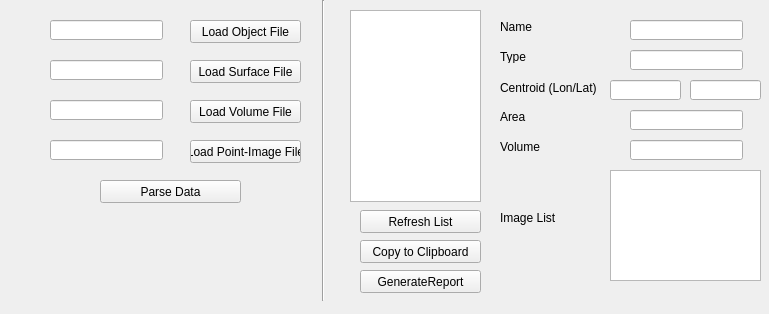
Before: the Qt Designer form ZBarCodeReader/reportgenerator.ui in UAV-Concordia/Report-Builder, drawn with Qt 5.
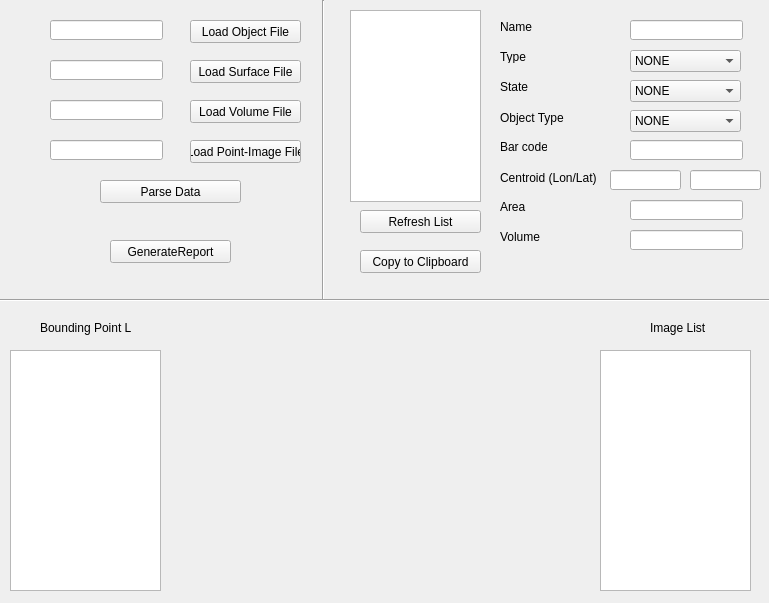
After: the same form once the commit is applied.

The edit to the form file:
```diff
--- a/ZBarCodeReader/reportgenerator.ui
+++ b/ZBarCodeReader/reportgenerator.ui
@@ -7,7 +7,7 @@
     <x>0</x>
     <y>0</y>
     <width>769</width>
-    <height>314</height>
+    <height>603</height>
    </rect>
   </property>
   <property name="windowTitle">
@@ -16,8 +16,8 @@
   <widget class="QPushButton" name="generateReport">
    <property name="geometry">
     <rect>
-     <x>360</x>
-     <y>270</y>
+     <x>110</x>
+     <y>240</y>
      <width>121</width>
      <height>23</height>
     </rect>
@@ -164,37 +164,11 @@
     <string>Name</string>
    </property>
   </widget>
-  <widget class="QLineEdit" name="featureTypeLineEdit">
-   <property name="geometry">
-    <rect>
-     <x>630</x>
-     <y>50</y>
-     <width>113</width>
-     <height>20</height>
-    </rect>
-   </property>
-   <property name="text">
-    <string/>
-   </property>
-  </widget>
-  <widget class="QLabel" name="label_2">
-   <property name="geometry">
-    <rect>
-     <x>500</x>
-     <y>50</y>
-     <width>47</width>
-     <height>13</height>
-    </rect>
-   </property>
-   <property name="text">
-    <string>Type</string>
-   </property>
-  </widget>
   <widget class="QLabel" name="label_3">
    <property name="geometry">
     <rect>
      <x>500</x>
-     <y>80</y>
+     <y>170</y>
      <width>101</width>
      <height>16</height>
     </rect>
@@ -207,7 +181,7 @@
    <property name="geometry">
     <rect>
      <x>690</x>
-     <y>80</y>
+     <y>170</y>
      <width>71</width>
      <height>20</height>
     </rect>
@@ -220,7 +194,7 @@
    <property name="geometry">
     <rect>
      <x>610</x>
-     <y>80</y>
+     <y>170</y>
      <width>71</width>
      <height>20</height>
     </rect>
@@ -233,7 +207,7 @@
    <property name="geometry">
     <rect>
      <x>500</x>
-     <y>110</y>
+     <y>200</y>
      <width>47</width>
      <height>13</height>
     </rect>
@@ -246,7 +220,7 @@
    <property name="geometry">
     <rect>
      <x>630</x>
-     <y>110</y>
+     <y>200</y>
      <width>113</width>
      <height>20</height>
     </rect>
@@ -259,7 +233,7 @@
    <property name="geometry">
     <rect>
      <x>500</x>
-     <y>140</y>
+     <y>230</y>
      <width>47</width>
      <height>13</height>
     </rect>
@@ -272,7 +246,7 @@
    <property name="geometry">
     <rect>
      <x>630</x>
-     <y>140</y>
+     <y>230</y>
      <width>113</width>
      <height>20</height>
     </rect>
@@ -281,29 +255,6 @@
     <string/>
    </property>
   </widget>
-  <widget class="QLabel" name="label_6">
-   <property name="geometry">
-    <rect>
-     <x>500</x>
-     <y>210</y>
-     <width>81</width>
-     <height>16</height>
-    </rect>
-   </property>
-   <property name="text">
-    <string>Image List</string>
-   </property>
-  </widget>
-  <widget class="QListWidget" name="imageList">
-   <property name="geometry">
-    <rect>
-     <x>610</x>
-     <y>170</y>
-     <width>151</width>
-     <height>111</height>
-    </rect>
-   </property>
-  </widget>
   <widget class="QPushButton" name="pushButton">
    <property name="geometry">
     <rect>
@@ -334,7 +285,7 @@
    <property name="geometry">
     <rect>
      <x>360</x>
-     <y>240</y>
+     <y>250</y>
      <width>121</width>
      <height>23</height>
     </rect>
@@ -343,6 +294,235 @@
     <string>Copy to Clipboard</string>
    </property>
   </widget>
+  <widget class="QLabel" name="label_7">
+   <property name="geometry">
+    <rect>
+     <x>500</x>
+     <y>50</y>
+     <width>47</width>
+     <height>13</height>
+    </rect>
+   </property>
+   <property name="text">
+    <string>Type</string>
+   </property>
+  </widget>
+  <widget class="QLabel" name="label_8">
+   <property name="geometry">
+    <rect>
+     <x>500</x>
+     <y>80</y>
+     <width>47</width>
+     <height>13</height>
+    </rect>
+   </property>
+   <property name="text">
+    <string>State</string>
+   </property>
+  </widget>
+  <widget class="QLabel" name="label_9">
+   <property name="geometry">
+    <rect>
+     <x>500</x>
+     <y>110</y>
+     <width>71</width>
+     <height>16</height>
+    </rect>
+   </property>
+   <property name="text">
+    <string>Object Type</string>
+   </property>
+  </widget>
+  <widget class="QComboBox" name="featureTypeComboBox">
+   <property name="geometry">
+    <rect>
+     <x>630</x>
+     <y>50</y>
+     <width>111</width>
+     <height>22</height>
+    </rect>
+   </property>
+   <item>
+    <property name="text">
+     <string>NONE</string>
+    </property>
+   </item>
+   <item>
+    <property name="text">
+     <string>CONTAMINED_AREA</string>
+    </property>
+   </item>
+   <item>
+    <property name="text">
+     <string>DEBRIS_PILE</string>
+    </property>
+   </item>
+   <item>
+    <property name="text">
+     <string>OBJECT</string>
+    </property>
+   </item>
+   <item>
+    <property name="text">
+     <string>PERSON</string>
+    </property>
+   </item>
+   <item>
+    <property name="text">
+     <string>STRUCTURE</string>
+    </property>
+   </item>
+   <item>
+    <property name="text">
+     <string>TRAIN</string>
+    </property>
+   </item>
+  </widget>
+  <widget class="QComboBox" name="structureStateComboBox">
+   <property name="geometry">
+    <rect>
+     <x>630</x>
+     <y>80</y>
+     <width>111</width>
+     <height>22</height>
+    </rect>
+   </property>
+   <item>
+    <property name="text">
+     <string>NONE</string>
+    </property>
+   </item>
+   <item>
+    <property name="text">
+     <string>DAMAGED</string>
+    </property>
+   </item>
+   <item>
+    <property name="text">
+     <string>UNDAMAGED</string>
+    </property>
+   </item>
+  </widget>
+  <widget class="QComboBox" name="objectTypeComboBox">
+   <property name="geometry">
+    <rect>
+     <x>630</x>
+     <y>110</y>
+     <width>111</width>
+     <height>22</height>
+    </rect>
+   </property>
+   <item>
+    <property name="text">
+     <string>NONE</string>
+    </property>
+   </item>
+   <item>
+    <property name="text">
+     <string>BOAT</string>
+    </property>
+   </item>
+   <item>
+    <property name="text">
+     <string>CAR</string>
+    </property>
+   </item>
+   <item>
+    <property name="text">
+     <string>FIRE</string>
+    </property>
+   </item>
+   <item>
+    <property name="text">
+     <string>TENT</string>
+    </property>
+   </item>
+  </widget>
+  <widget class="Line" name="line_2">
+   <property name="geometry">
+    <rect>
+     <x>0</x>
+     <y>290</y>
+     <width>771</width>
+     <height>20</height>
+    </rect>
+   </property>
+   <property name="orientation">
+    <enum>Qt::Horizontal</enum>
+   </property>
+  </widget>
+  <widget class="QListWidget" name="imageList">
+   <property name="geometry">
+    <rect>
+     <x>600</x>
+     <y>350</y>
+     <width>151</width>
+     <height>241</height>
+    </rect>
+   </property>
+  </widget>
+  <widget class="QLabel" name="label_10">
+   <property name="geometry">
+    <rect>
+     <x>650</x>
+     <y>320</y>
+     <width>81</width>
+     <height>16</height>
+    </rect>
+   </property>
+   <property name="text">
+    <string>Image List</string>
+   </property>
+  </widget>
+  <widget class="QLineEdit" name="featureBarCodeLineEdit">
+   <property name="geometry">
+    <rect>
+     <x>630</x>
+     <y>140</y>
+     <width>113</width>
+     <height>20</height>
+    </rect>
+   </property>
+   <property name="text">
+    <string/>
+   </property>
+  </widget>
+  <widget class="QLabel" name="label_6">
+   <property name="geometry">
+    <rect>
+     <x>500</x>
+     <y>140</y>
+     <width>47</width>
+     <height>13</height>
+    </rect>
+   </property>
+   <property name="text">
+    <string>Bar code</string>
+   </property>
+  </widget>
+  <widget class="QListWidget" name="boundingPointList">
+   <property name="geometry">
+    <rect>
+     <x>10</x>
+     <y>350</y>
+     <width>151</width>
+     <height>241</height>
+    </rect>
+   </property>
+  </widget>
+  <widget class="QLabel" name="label_11">
+   <property name="geometry">
+    <rect>
+     <x>40</x>
+     <y>320</y>
+     <width>91</width>
+     <height>16</height>
+    </rect>
+   </property>
+   <property name="text">
+    <string>Bounding Point List</string>
+   </property>
+  </widget>
  </widget>
  <resources/>
  <connections/>
```
